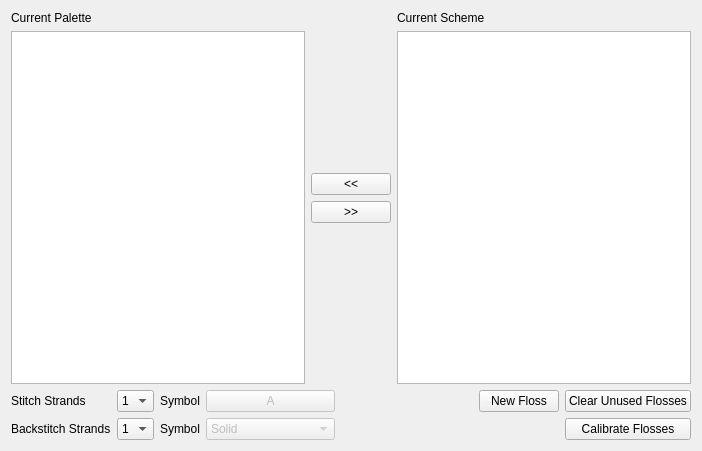
First picture: the form in ui/PaletteManager.ui, repository KDE/kxstitch, before the edit.
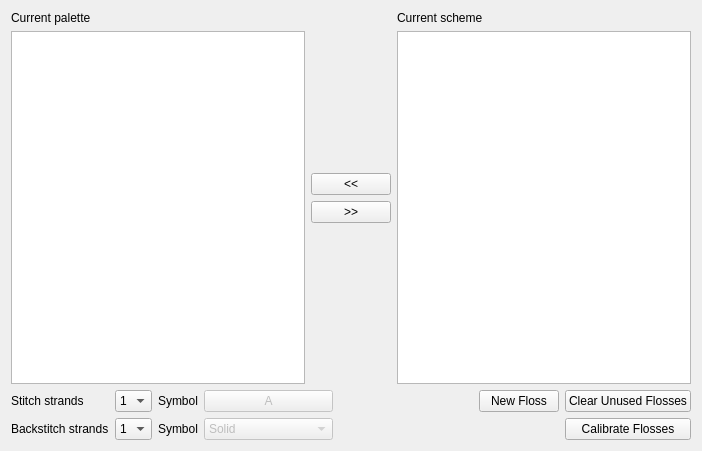
Second picture: the form after the edit. Custom widgets are drawn as their Qt base class.

```diff
--- a/ui/PaletteManager.ui
+++ b/ui/PaletteManager.ui
@@ -21,7 +21,7 @@
        <item>
         <widget class="QLabel" name="label">
          <property name="text">
-          <string>Current Palette</string>
+          <string>Current palette</string>
          </property>
         </widget>
        </item>
@@ -79,7 +79,7 @@
        <item>
         <widget class="QLabel" name="label_2">
          <property name="text">
-          <string>Current Scheme</string>
+          <string>Current scheme</string>
          </property>
         </widget>
        </item>
@@ -93,7 +93,7 @@
    <item row="1" column="0">
     <widget class="QLabel" name="label_3">
      <property name="text">
-      <string>Stitch Strands</string>
+      <string>Stitch strands</string>
      </property>
     </widget>
    </item>
@@ -189,7 +189,7 @@
    <item row="2" column="0">
     <widget class="QLabel" name="label_4">
      <property name="text">
-      <string>Backstitch Strands</string>
+      <string>Backstitch strands</string>
      </property>
     </widget>
    </item>
```
Left out of the diff: 30 changed lines with no effect on the pictures.
